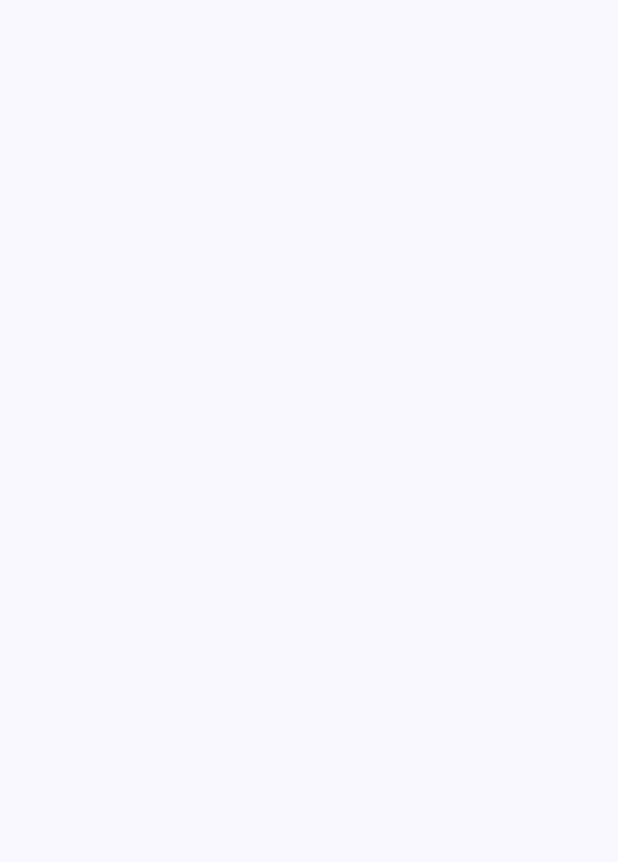
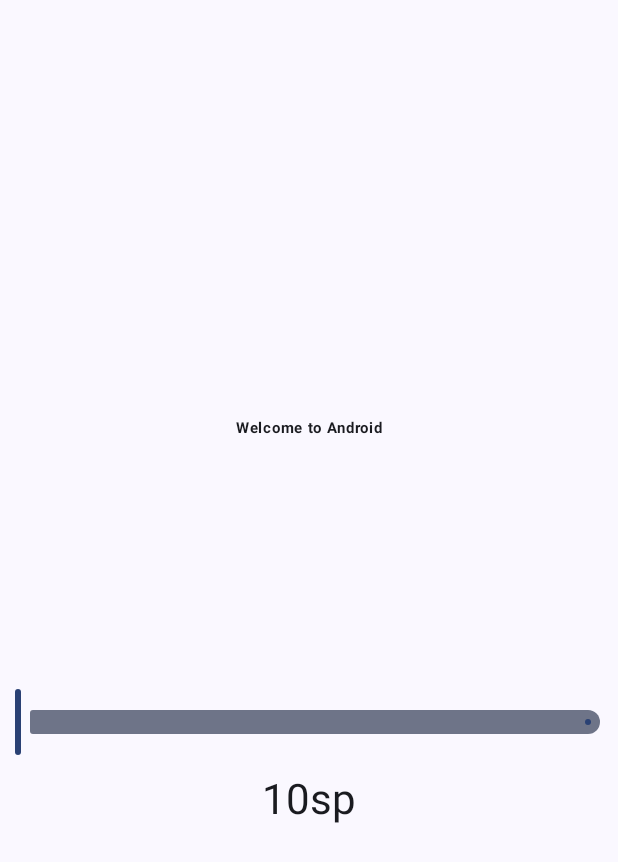
Before and after one commit to wnkdsmm/ComposeDemo, an Android app built with Jetpack Compose: the screen it shows after launch (MainActivity), on a phone screen of 412 x 824 dp. Before the commit the part shown is empty. Shown: the top 862 px of the screen. Run offline under Robolectric (Android 15) with nearby library versions, the phone set to English and light mode, and no system bars.

Commit message:
DemoText+DemoSlider

```diff
--- a/app/build.gradle.kts
+++ b/app/build.gradle.kts
@@ -59,6 +59,7 @@ dependencies {
     implementation(libs.androidx.ui.graphics)
     implementation(libs.androidx.ui.tooling.preview)
     implementation(libs.androidx.material3)
+    implementation(libs.androidx.storage)
     testImplementation(libs.junit)
     androidTestImplementation(libs.androidx.junit)
     androidTestImplementation(libs.androidx.espresso.core)
--- a/app/src/main/java/com/hfad/composedemo/MainActivity.kt
+++ b/app/src/main/java/com/hfad/composedemo/MainActivity.kt
@@ -4,13 +4,27 @@ import android.os.Bundle
 import androidx.activity.ComponentActivity
 import androidx.activity.compose.setContent
 import androidx.activity.enableEdgeToEdge
+import androidx.compose.foundation.layout.Arrangement
+import androidx.compose.foundation.layout.Column
+import androidx.compose.foundation.layout.Spacer
 import androidx.compose.foundation.layout.fillMaxSize
+import androidx.compose.foundation.layout.height
 import androidx.compose.foundation.layout.padding
+import androidx.compose.material3.MaterialTheme
 import androidx.compose.material3.Scaffold
+import androidx.compose.material3.Slider
 import androidx.compose.material3.Text
 import androidx.compose.runtime.Composable
+import androidx.compose.runtime.getValue
+import androidx.compose.runtime.mutableFloatStateOf
+import androidx.compose.runtime.remember
+import androidx.compose.runtime.setValue
+import androidx.compose.ui.Alignment
 import androidx.compose.ui.Modifier
+import androidx.compose.ui.text.font.FontWeight
 import androidx.compose.ui.tooling.preview.Preview
+import androidx.compose.ui.unit.dp
+import androidx.compose.ui.unit.sp
 import com.hfad.composedemo.ui.theme.ComposeDemoTheme
 
 class MainActivity : ComponentActivity() {
@@ -20,9 +34,71 @@ class MainActivity : ComponentActivity() {
         setContent {
             ComposeDemoTheme {
                 Scaffold(modifier = Modifier.fillMaxSize()) { innerPadding ->
-
+                    DemoScreen(modifier = Modifier.padding(innerPadding))
                 }
             }
         }
     }
 }
+
+@Composable
+fun DemoText(message: String, fontSize: Float) {
+    Text(
+        text = message,
+        fontSize = fontSize.sp,
+        fontWeight = FontWeight.Bold
+    )
+}
+
+@Composable
+fun DemoText2(message: String, fontSize: Float) {
+    Text(
+        text = message,
+        fontSize = fontSize.sp,
+        fontWeight = FontWeight.Bold
+    )
+}
+
+@Composable
+fun DemoSlider(sliderPosition: Float, onPositionChange: (Float) -> Unit ) {
+    Slider(
+        modifier = Modifier.padding(10.dp),
+        valueRange = 10f..38f,
+        value = sliderPosition,
+        onValueChange = { onPositionChange(it) }
+    )
+}
+
+@Composable
+fun DemoScreen(modifier: Modifier = Modifier) {
+    var sliderPosition by remember { mutableFloatStateOf(10f) }
+    val handlePositionChange = { position : Float ->
+        sliderPosition = position
+    }
+    Column(
+        horizontalAlignment = Alignment.CenterHorizontally,
+        verticalArrangement = Arrangement.Center,
+        modifier = Modifier.fillMaxSize()
+    ) {
+        DemoText(message = "Welcome to Android", fontSize = sliderPosition)
+//      DemoText2(message = "esopmoC ot emocleW", fontSize = 20f)
+        Spacer(modifier = Modifier.height(150.dp))
+        DemoSlider(
+            sliderPosition = sliderPosition,
+            onPositionChange = handlePositionChange
+        )
+        Text(
+            style = MaterialTheme.typography.headlineMedium,
+            text = sliderPosition.toInt().toString() + "sp"
+        )
+    }
+}
+@Preview(showSystemUi = true)
+@Composable
+fun DemoTextPreview() {
+    ComposeDemoTheme {
+        Scaffold(modifier = Modifier.fillMaxSize()) { innerPadding ->
+            DemoScreen(modifier = Modifier.padding(innerPadding))
+        }
+    }
+}
--- a/gradle/libs.versions.toml
+++ b/gradle/libs.versions.toml
@@ -8,6 +8,7 @@ espressoCore = "3.6.1"
 lifecycleRuntimeKtx = "2.6.1"
 activityCompose = "1.8.0"
 composeBom = "2024.04.01"
+storage = "1.5.0"
 
 [libraries]
 androidx-core-ktx = { group = "androidx.core", name = "core-ktx", version.ref = "coreKtx" }
@@ -24,6 +25,7 @@ androidx-ui-tooling-preview = { group = "androidx.compose.ui", name = "ui-toolin
 androidx-ui-test-manifest = { group = "androidx.compose.ui", name = "ui-test-manifest" }
 androidx-ui-test-junit4 = { group = "androidx.compose.ui", name = "ui-test-junit4" }
 androidx-material3 = { group = "androidx.compose.material3", name = "material3" }
+androidx-storage = { group = "androidx.test.services", name = "storage", version.ref = "storage" }
 
 [plugins]
 android-application = { id = "com.android.application", version.ref = "agp" }
```
